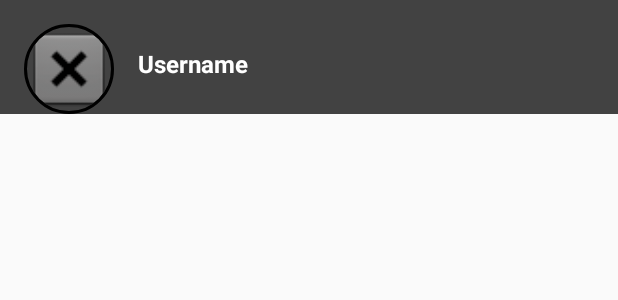
After one commit to Sowul/CryptoMemes, an Android app: the layout user_row.xml on its own in the app's theme, with its tools: preview values and no code run, on a phone screen of 412 x 824 dp. The commit adds this screen. Shown: the top 300 px of the screen. Run offline under Robolectric (Android 15) with nearby library versions, the phone set to English and light mode, and no system bars.

Commit message:
Add activity showing all users from db

```diff
--- a/app/src/main/res/layout/activity_add_friends.xml
+++ b/app/src/main/res/layout/activity_add_friends.xml
@@ -8,4 +8,13 @@
         android:background="#424242"
         tools:context=".AddFriendsActivity">
 
+    <android.support.v7.widget.RecyclerView
+            android:id="@+id/rv_add_friends"
+            app:layoutManager="android.support.v7.widget.LinearLayoutManager"
+            android:layout_width="0dp"
+            android:layout_height="0dp"
+            app:layout_constraintBottom_toBottomOf="parent"
+            app:layout_constraintEnd_toEndOf="parent"
+            app:layout_constraintStart_toStartOf="parent"
+            app:layout_constraintTop_toTopOf="parent" />
 </android.support.constraint.ConstraintLayout>
--- /dev/null
+++ b/app/src/main/res/layout/user_row.xml
@@ -0,0 +1,39 @@
+<?xml version="1.0" encoding="utf-8"?>
+<android.support.constraint.ConstraintLayout xmlns:android="http://schemas.android.com/apk/res/android"
+                                             xmlns:app="http://schemas.android.com/apk/res-auto"
+                                             xmlns:tools="http://schemas.android.com/tools"
+                                             android:background="#424242"
+                                             android:layout_width="match_parent"
+                                             android:layout_height="wrap_content">
+
+    <TextView
+            android:id="@+id/rv_username"
+            android:layout_width="0dp"
+            android:layout_height="wrap_content"
+            android:layout_marginBottom="8dp"
+            android:layout_marginEnd="8dp"
+            android:layout_marginLeft="16dp"
+            android:layout_marginRight="8dp"
+            android:layout_marginStart="16dp"
+            android:text="Username"
+            android:textColor="@android:color/white"
+            android:textSize="16sp"
+            android:textStyle="bold"
+            app:layout_constraintBottom_toBottomOf="@+id/rv_ava"
+            app:layout_constraintEnd_toEndOf="parent"
+            app:layout_constraintStart_toEndOf="@+id/rv_ava"
+            app:layout_constraintTop_toTopOf="@+id/rv_ava" />
+
+    <de.hdodenhof.circleimageview.CircleImageView
+            android:id="@+id/rv_ava"
+            android:layout_width="60dp"
+            android:layout_height="60dp"
+            android:layout_marginLeft="16dp"
+            android:layout_marginStart="16dp"
+            android:layout_marginTop="16dp"
+            app:civ_border_width="2dp"
+            app:layout_constraintStart_toStartOf="parent"
+            app:layout_constraintTop_toTopOf="parent"
+            app:srcCompat="@android:drawable/btn_dialog" />
+
+</android.support.constraint.ConstraintLayout>
```
